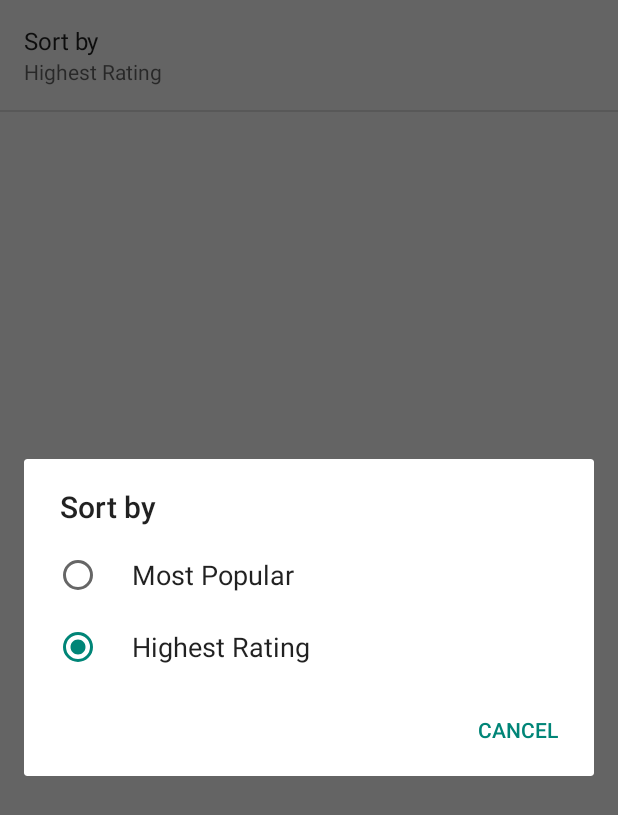
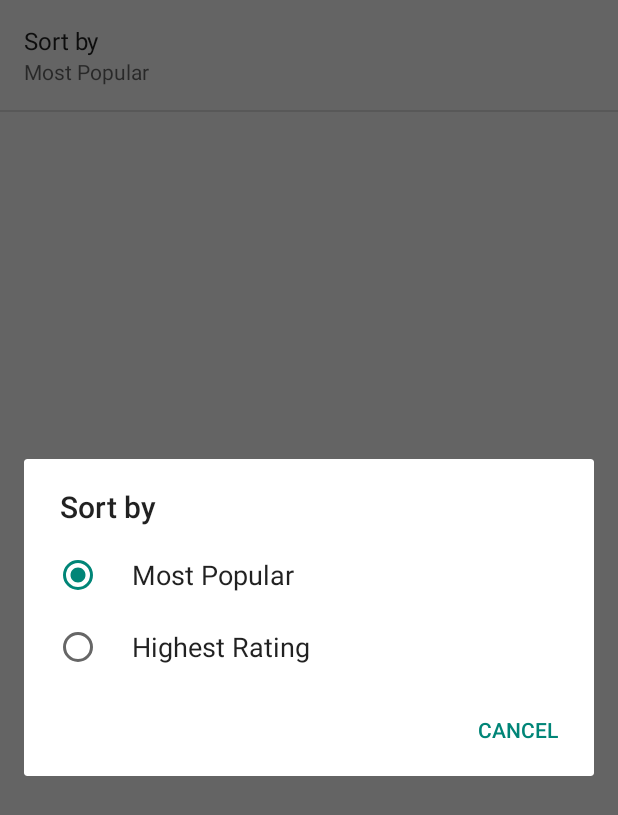
Before and after one commit to mndiv/Pop-Movies, an Android app: the SettingsActivity screen opened directly, with no data from a screen before it, after a tap on "Sort by", on a phone screen of 412 x 824 dp. Shown: the top 815 px of the screen. Run offline under Robolectric (Android 15) with nearby library versions, the phone set to English and light mode, and no system bars.

Commit message:
Default setting is set to popularity

```diff
--- a/app/src/main/res/values/strings.xml
+++ b/app/src/main/res/values/strings.xml
@@ -10,7 +10,7 @@
     <string name="trailer2">Trailer2</string>
     <string name="pref_sortby_key">sort</string>
     <string name="pref_sortby_label">Sort by</string>
-    <string name="pref_sortby_default">vote_average.desc</string>
+    <string name="pref_sortby_default">popularity.desc</string>
 
     <string name="pref_sorby_label_popular">Most Popular</string>
     <string name="pref_sortby_label_rating">Highest Rating</string>
```
